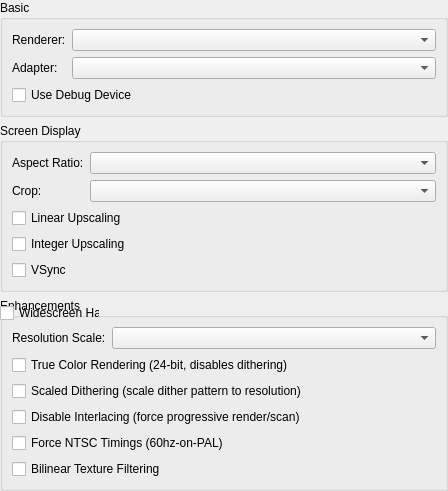
Before: the Qt Designer form src/duckstation-qt/gpusettingswidget.ui in kofxi3584karlayang/duckstation, drawn with Qt 5.
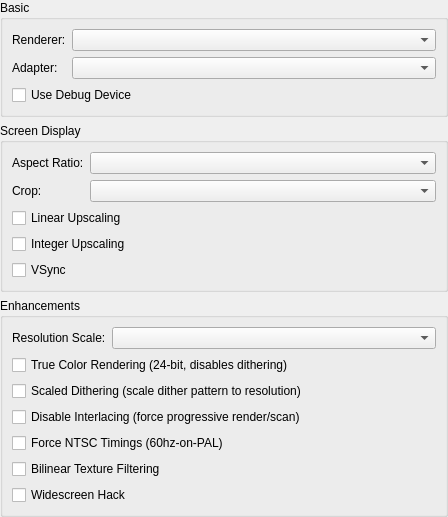
After: the same form once the commit is applied.

Commit message: Qt: Fix widescreen hack option positioning

The edit to the form file:
```diff
--- a/src/duckstation-qt/gpusettingswidget.ui
+++ b/src/duckstation-qt/gpusettingswidget.ui
@@ -163,7 +163,7 @@
         </property>
        </widget>
       </item>
-      <item row="4" column="0" colspan="2">
+      <item row="6" column="0" colspan="2">
        <widget class="QCheckBox" name="widescreenHack">
         <property name="text">
          <string>Widescreen Hack</string>
```
